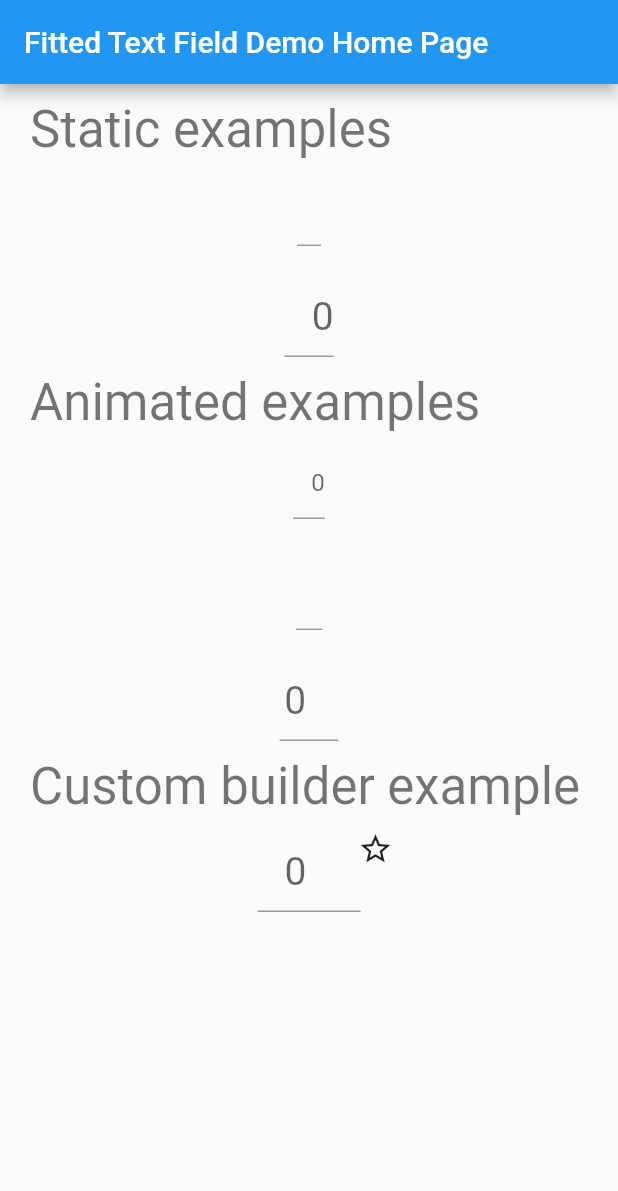
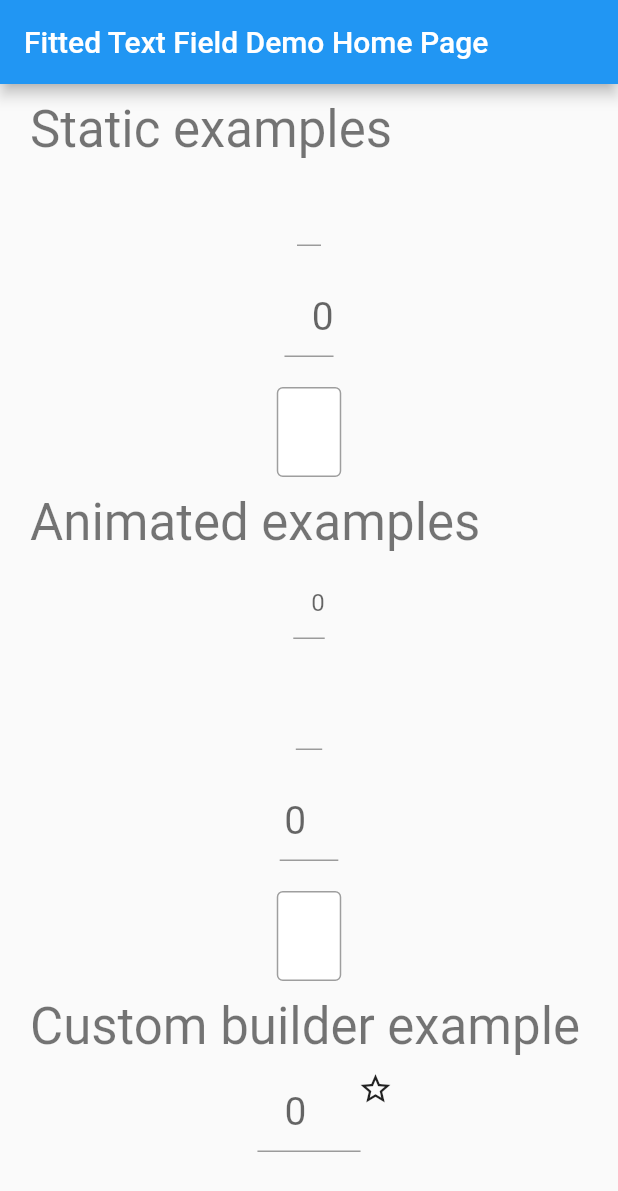
Before and after one commit to metadoggo/fitted_text_field_container, a Flutter app: the screen it shows after launch, on a phone screen of 412 x 824 dp. Shown: the top 1191 px of the screen. Run offline on Flutter 3.47's test engine with Material 2 defaults, Android fonts, the phone set to English and light mode, and no system bars.

Commit message:
Allow contentPadding in decoration

```diff
--- a/example/lib/main.dart
+++ b/example/lib/main.dart
@@ -33,15 +33,19 @@ class MyHomePage extends StatefulWidget {
 class _MyHomePageState extends State<MyHomePage> {
   TextEditingController _plainCtl;
   TextEditingController _poundCtl;
+  TextEditingController _paddingCtl;
   TextEditingController _aniDollarCtl;
   TextEditingController _aniDongCtl;
   TextEditingController _aniEuroCtl;
+  TextEditingController _aniPaddingCtl;
   TextEditingController _aniWholePoundCtl;
   FocusNode _plainFocusNode;
   FocusNode _poundFocusNode;
+  FocusNode _paddingFocusNode;
   FocusNode _aniDollarFocusNode;
   FocusNode _aniDongFocusNode;
   FocusNode _aniEuroFocusNode;
+  FocusNode _aniPaddingFocusNode;
   FocusNode _aniWholePoundFocusNode;
 
   @override
@@ -49,16 +53,21 @@ class _MyHomePageState extends State<MyHomePage> {
     super.initState();
     _plainCtl = TextEditingController();
     _poundCtl = TextEditingController();
+    _paddingCtl = TextEditingController();
     _aniDollarCtl = TextEditingController();
     _aniDongCtl = TextEditingController();
     _aniEuroCtl = TextEditingController();
+    _aniPaddingCtl = TextEditingController();
     _aniWholePoundCtl = TextEditingController();
     _plainFocusNode = FocusNode();
     _poundFocusNode = FocusNode();
+    _paddingFocusNode = FocusNode();
     _aniDollarFocusNode = FocusNode();
     _aniDongFocusNode = FocusNode();
     _aniEuroFocusNode = FocusNode();
+    _aniPaddingFocusNode = FocusNode();
     _aniWholePoundFocusNode = FocusNode();
+
     Timer(Duration(milliseconds: 2000), () {
       // Uncomment this for automatic text input
       // runInputer(20);
@@ -72,9 +81,11 @@ class _MyHomePageState extends State<MyHomePage> {
         _plainCtl.text += String.fromCharCode(97 + rand.nextInt(25));
         String num = rand.nextInt(9).toString();
         _poundCtl.text += num;
+        _paddingCtl.text += num;
         _aniDollarCtl.text += num;
         _aniDongCtl.text += num;
         _aniEuroCtl.text += num;
+        _aniPaddingCtl.text += num;
         _aniWholePoundCtl.text += num;
         if (i > 0) {
           runInputer(i - 1);
@@ -90,9 +101,11 @@ class _MyHomePageState extends State<MyHomePage> {
       setState(() {
         _plainCtl.text = _plainCtl.text.substring(0, end);
         _poundCtl.text = _poundCtl.text.substring(0, end);
+        _paddingCtl.text = _paddingCtl.text.substring(0, end);
         _aniDollarCtl.text = _aniDollarCtl.text.substring(0, end);
         _aniDongCtl.text = _aniDongCtl.text.substring(0, end);
         _aniEuroCtl.text = _aniEuroCtl.text.substring(0, end);
+        _aniPaddingCtl.text = _aniPaddingCtl.text.substring(0, end);
         _aniWholePoundCtl.text = _aniWholePoundCtl.text.substring(0, end);
         if (_plainCtl.text.length > 0) {
           runDelete(_plainCtl.text.length - 1,
@@ -150,8 +163,39 @@ class _MyHomePageState extends State<MyHomePage> {
                 hintText: "0",
               ),
               onSubmitted: (String value) {
+                FocusScope.of(context).requestFocus(_paddingFocusNode);
+              },
+            ),
+          ),
+          Fit(
+            child: TextField(
+              controller: _paddingCtl,
+              style: TextStyle(fontSize: 26),
+              focusNode: _paddingFocusNode,
+              textInputAction: TextInputAction.next,
+              keyboardType: TextInputType.text,
+              textAlign: TextAlign.left,
+              maxLines: null,
+              onSubmitted: (String value) {
                 FocusScope.of(context).requestFocus(_aniDollarFocusNode);
               },
+              decoration: InputDecoration(
+                fillColor: Colors.white,
+                filled: true,
+                enabledBorder: OutlineInputBorder(
+                  borderRadius: BorderRadius.circular(4),
+                  borderSide: BorderSide(color: Colors.grey),
+                ),
+                focusedBorder: OutlineInputBorder(
+                  borderRadius: BorderRadius.circular(4),
+                  borderSide: BorderSide(color: Colors.blue, width: 3),
+                ),
+                border: OutlineInputBorder(),
+                contentPadding: EdgeInsets.symmetric(
+                  vertical: 15,
+                  horizontal: 20,
+                ),
+              ),
             ),
           ),
           Text(
@@ -211,6 +255,39 @@ class _MyHomePageState extends State<MyHomePage> {
               decoration: InputDecoration(
                 suffixText: " ₫",
                 hintText: "0",
+              ),
+              onSubmitted: (String value) {
+                FocusScope.of(context).requestFocus(_aniPaddingFocusNode);
+              },
+            ),
+          ),
+          AnimFit(
+            child: TextField(
+              controller: _aniPaddingCtl,
+              style: TextStyle(fontSize: 26),
+              focusNode: _aniPaddingFocusNode,
+              textInputAction: TextInputAction.next,
+              keyboardType: TextInputType.number,
+              inputFormatters: [
+                WhitelistingTextInputFormatter(RegExp(r"\d+")),
+              ],
+              textAlign: TextAlign.right,
+              decoration: InputDecoration(
+                fillColor: Colors.white,
+                filled: true,
+                enabledBorder: OutlineInputBorder(
+                  borderRadius: BorderRadius.circular(4),
+                  borderSide: BorderSide(color: Colors.grey),
+                ),
+                focusedBorder: OutlineInputBorder(
+                  borderRadius: BorderRadius.circular(4),
+                  borderSide: BorderSide(color: Colors.blue, width: 3),
+                ),
+                border: OutlineInputBorder(),
+                contentPadding: EdgeInsets.symmetric(
+                  vertical: 15,
+                  horizontal: 20,
+                ),
               ),
               onSubmitted: (String value) {
                 FocusScope.of(context).requestFocus(_aniWholePoundFocusNode);
--- a/lib/src/animated_fitted_text_field_container.dart
+++ b/lib/src/animated_fitted_text_field_container.dart
@@ -119,6 +119,9 @@ class _AnimatedFittedTextFieldContainerState
 
   double _geTextFieldWidth() {
     double textWidth = getTextSize(widget.child, _defaultTextStyle).width;
+    if (widget.child.decoration.contentPadding != null) {
+      textWidth += widget.child.decoration.contentPadding.collapsedSize.width;
+    }
     double width = textWidth > _hintWidth ? textWidth : _hintWidth;
     if (_labelWidth > width) {
       width = _labelWidth;
--- a/lib/src/fitted_text_field_container.dart
+++ b/lib/src/fitted_text_field_container.dart
@@ -94,6 +94,9 @@ class _FittedTextFieldContainerState extends State<FittedTextFieldContainer> {
 
   double _geTextFieldWidth() {
     double textWidth = getTextSize(widget.child, _defaultTextStyle).width;
+    if (widget.child.decoration.contentPadding != null) {
+      textWidth += widget.child.decoration.contentPadding.collapsedSize.width;
+    }
     double width = textWidth > _hintWidth ? textWidth : _hintWidth;
     if (_labelWidth > width) {
       width = _labelWidth;
```
